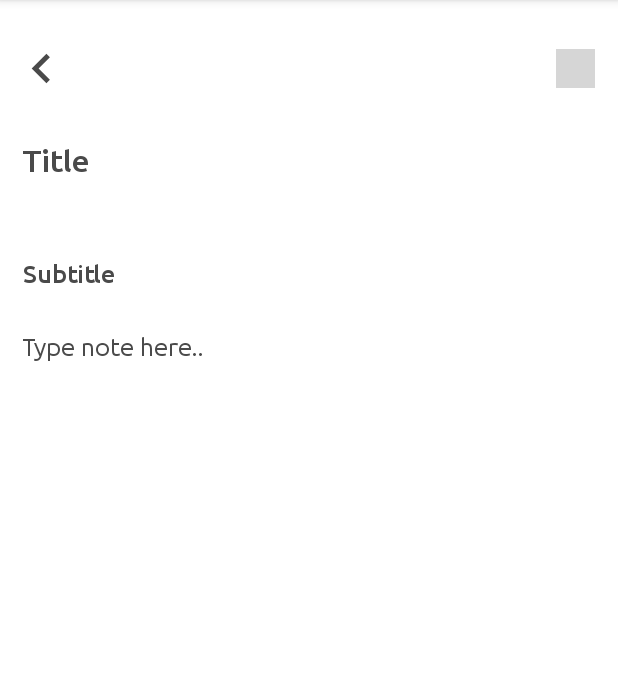
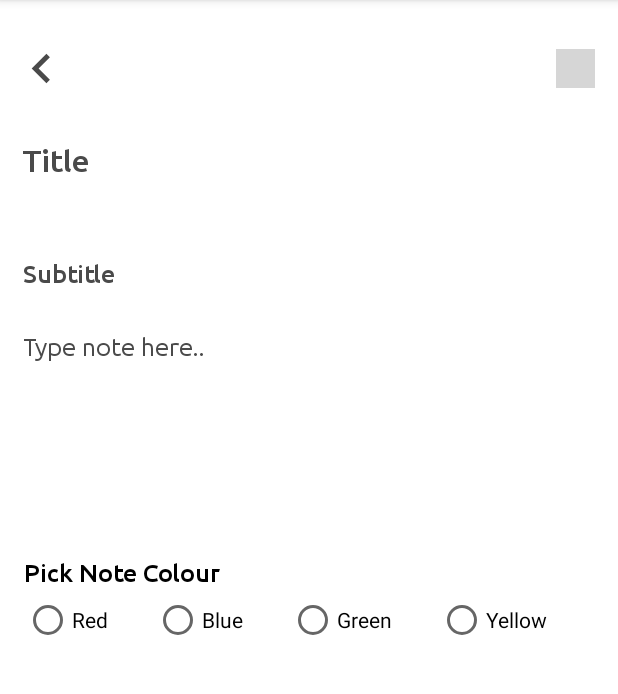
Before and after one commit to xyronic15/SOFE4640U-Mobile-App-Dev-Labs, an Android app: the CreateNoteActivity screen opened directly, with no data from a screen before it, on a phone screen of 412 x 824 dp, the part 84-778 px from its top. Run offline under Robolectric (Android 15) with nearby library versions, the light colour scheme and no system bars; our stand-ins replace sdp/ssp sizes; grey boxes are pictures that could not be loaded.

Commit message:
Added radio buttons to select color of note and click handling

```diff
--- a/Lab 2/app/src/main/java/com/uoit/noteme/CreateNoteActivity.java
+++ b/Lab 2/app/src/main/java/com/uoit/noteme/CreateNoteActivity.java
@@ -6,6 +6,7 @@ import android.os.Bundle;
 import android.view.View;
 import android.widget.EditText;
 import android.widget.ImageView;
+import android.widget.RadioButton;
 import android.widget.Toast;
 import android.widget.Toolbar;
 
@@ -34,4 +35,30 @@ public class CreateNoteActivity extends AppCompatActivity {
             }
         });
     }
+
+    public void onRadioButtonClicked(View view) {
+        boolean checked = ((RadioButton) view).isChecked();
+        switch(view.getId()) {
+            case R.id.redSelect:
+                if (checked) {
+                    // select red for note
+                    break;
+                }
+            case R.id.blueSelect:
+                if (checked) {
+                    // select blue for note
+                    break;
+                }
+            case R.id.greenSelect:
+                if (checked) {
+                    // select green for note
+                    break;
+                }
+            case R.id.yellowSelect:
+                if (checked) {
+                    // select yellow for note
+                    break;
+                }
+        }
+    }
 }
--- a/Lab 2/app/src/main/res/layout/activity_create_note.xml
+++ b/Lab 2/app/src/main/res/layout/activity_create_note.xml
@@ -101,16 +101,13 @@
                 app:layout_constraintEnd_toEndOf="parent"
                 app:layout_constraintTop_toBottomOf="@id/textDateTime" />
 
-
-
             <EditText
                 android:id="@+id/inputNote"
                 android:layout_width="match_parent"
                 android:layout_height="wrap_content"
-                android:layout_marginStart="@dimen/_12sdp"
+                android:layout_marginStart="16dp"
                 android:layout_marginTop="@dimen/_15sdp"
-                android:layout_marginEnd="@dimen/_12sdp"
-                android:layout_marginBottom="@dimen/_15sdp"
+                android:layout_marginEnd="16dp"
                 android:background="@null"
                 android:fontFamily="@font/ubuntu_regular"
                 android:gravity="top"
@@ -122,8 +119,70 @@
                 android:textColor="@color/black"
                 android:textColorHint="@color/colorTextHint"
                 android:textSize="@dimen/_13ssp"
+                app:layout_constraintEnd_toEndOf="parent"
+                app:layout_constraintStart_toStartOf="parent"
+                app:layout_constraintTop_toBottomOf="@id/inputNoteSubTitle" />
+
+            <TextView
+                android:id="@+id/textView"
+                android:layout_width="match_parent"
+                android:layout_height="wrap_content"
+                android:layout_marginStart="16dp"
+                android:layout_marginTop="19dp"
+                android:layout_marginEnd="16dp"
+                android:fontFamily="@font/ubuntu_medium"
+                android:text="Pick Note Colour"
+                android:textColor="@color/black"
+                android:textSize="@dimen/_13ssp"
+                app:layout_constraintEnd_toEndOf="parent"
+                app:layout_constraintStart_toStartOf="parent"
+                app:layout_constraintTop_toBottomOf="@+id/inputNote" />
+
+            <RadioGroup
+                android:layout_width="match_parent"
+                android:layout_height="wrap_content"
+                android:layout_marginStart="16dp"
+                android:layout_marginTop="5dp"
+                android:layout_marginEnd="16dp"
+                android:layout_marginBottom="19dp"
+                android:orientation="horizontal"
                 app:layout_constraintBottom_toBottomOf="parent"
-                app:layout_constraintTop_toBottomOf="@id/inputNoteSubTitle" />
+                app:layout_constraintEnd_toEndOf="parent"
+                app:layout_constraintStart_toStartOf="parent"
+                app:layout_constraintTop_toBottomOf="@+id/textView">
+
+                <RadioButton
+                    android:id="@+id/redSelect"
+                    android:layout_width="wrap_content"
+                    android:layout_height="wrap_content"
+                    android:layout_weight="1"
+                    android:text="Red"
+                    android:onClick="onRadioButtonClicked"/>
+
+                <RadioButton
+                    android:id="@+id/blueSelect"
+                    android:layout_width="wrap_content"
+                    android:layout_height="wrap_content"
+                    android:layout_weight="1"
+                    android:text="Blue"
+                    android:onClick="onRadioButtonClicked"/>
+
+                <RadioButton
+                    android:id="@+id/greenSelect"
+                    android:layout_width="wrap_content"
+                    android:layout_height="wrap_content"
+                    android:layout_weight="1"
+                    android:text="Green"
+                    android:onClick="onRadioButtonClicked"/>
+
+                <RadioButton
+                    android:id="@+id/yellowSelect"
+                    android:layout_width="wrap_content"
+                    android:layout_height="wrap_content"
+                    android:layout_weight="1"
+                    android:text="Yellow"
+                    android:onClick="onRadioButtonClicked"/>/>
+            </RadioGroup>
 
         </androidx.constraintlayout.widget.ConstraintLayout>
 
```
